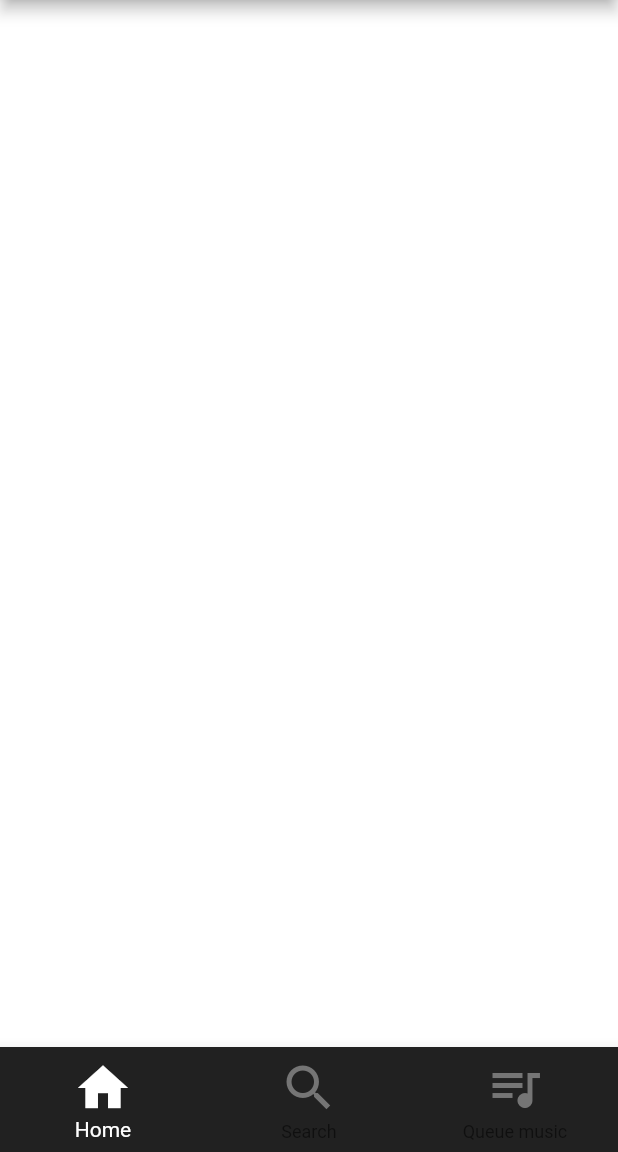
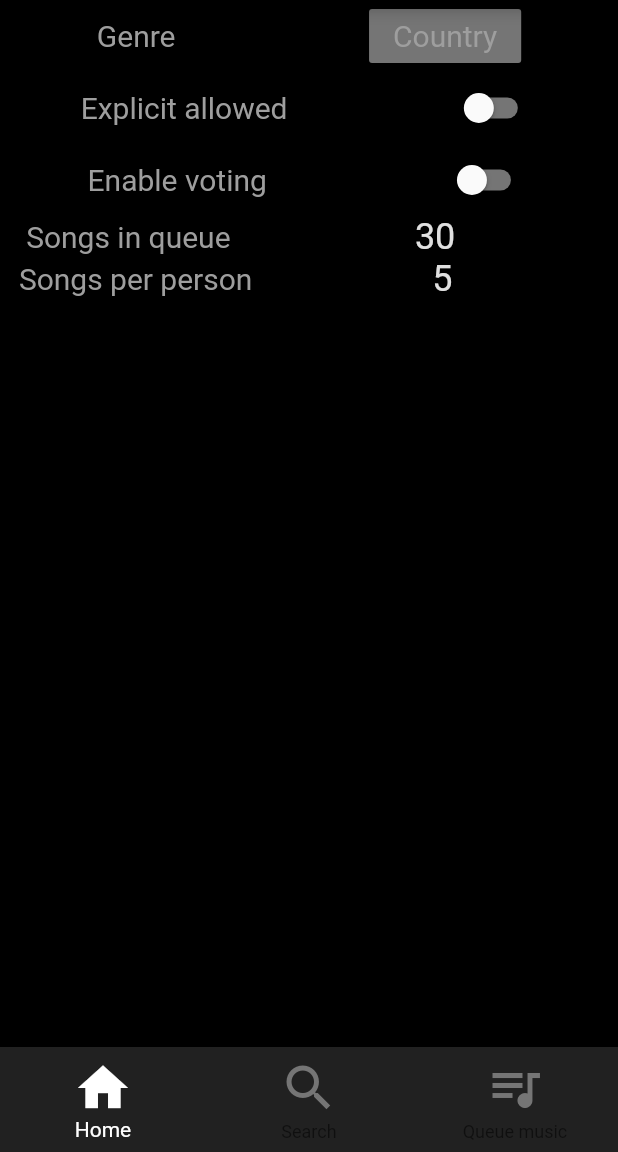
Before and after one commit to NystromAnton/Spotify_Group_Queue, a Flutter app: the screen it shows after launch, on a phone screen of 412 x 824 dp, the part 84-1236 px from its top. Run offline on Flutter 3.47's test engine with Material 2 defaults, Android fonts, the phone set to English and light mode, and no system bars.

Commit message:
Housepage ugly but works

```diff
--- a/spotify-playback-flutter/design_house_page/lib/home_widget.dart
+++ b/spotify-playback-flutter/design_house_page/lib/home_widget.dart
@@ -1,5 +1,7 @@
 import 'placeholder_widget.dart';
 import 'package:flutter/material.dart';
+
+import './housepage.dart';
 
 class Home extends StatefulWidget {
   @override
@@ -12,7 +14,7 @@ class _HomeState extends State<Home> {
   int _currentIndex = 0;
   final List<Widget> _children = [
     // Tillfälliga widget tills vi fixat sidorna
-    PlaceholderWidget(Colors.white, ),
+    HousePage(),
     PlaceholderWidget(Colors.black),
     PlaceholderWidget(Colors.yellow)
   ];
@@ -36,7 +38,7 @@ class _HomeState extends State<Home> {
                     new Icon(Icons.home, color: Theme.of(context).buttonColor),
                 activeIcon: Icon(Icons.home),
                 title: new Text('Home',
-                    style: TextStyle(
+                    style: TextStyle( // Change the text color
                         color: _currentIndex == 0
                             ? Colors.white
                             : Theme.of(context).buttonColor)),
@@ -46,7 +48,7 @@ class _HomeState extends State<Home> {
                     color: Theme.of(context).buttonColor),
                 activeIcon: Icon(Icons.search),
                 title: new Text('Search',
-                    style: TextStyle(
+                    style: TextStyle( // Change the text color
                         color: _currentIndex == 1
                             ? Colors.white
                             : Theme.of(context).buttonColor)),
@@ -56,7 +58,7 @@ class _HomeState extends State<Home> {
                       color: Theme.of(context).buttonColor),
                   activeIcon: Icon(Icons.queue_music),
                   title: Text('Queue music',
-                      style: TextStyle(
+                      style: TextStyle( // Change the text color
                           color: _currentIndex == 2
                               ? Colors.white
                               : Theme.of(context).buttonColor)))
--- /dev/null
+++ b/spotify-playback-flutter/design_house_page/lib/housepage.dart
@@ -0,0 +1,115 @@
+import 'package:flutter/material.dart';
+
+class HousePage extends StatefulWidget {
+  @override
+  State<StatefulWidget> createState() {
+    return _HouseState();
+  }
+}
+
+class _HouseState extends State<HousePage> {
+  bool _explicitAllowed;
+  bool _votingEnabled;
+  String _selectedGenre;
+  int _maxQSize;
+  int _songsPerPerson;
+
+  @override
+  Widget build(BuildContext context) {
+    return Scaffold(
+      backgroundColor: Theme.of(context).backgroundColor,
+      body: ListView(
+        children: <Widget>[
+          Theme(
+              data: Theme.of(context),
+              child: Column(
+                mainAxisAlignment: MainAxisAlignment.spaceAround,
+                children: <Widget>[
+                  Row(
+                    mainAxisAlignment: MainAxisAlignment.spaceAround,
+                    children: <Widget>[
+                      Text("Genre",
+                          style: Theme.of(context).textTheme.display1),
+                      RaisedButton(
+                        onPressed: () {},
+                        child: Text(
+                            "Country", // TILLFÄLLIG LÖSNING, SKA ÄNDRAS DYNAMISKT
+                            style: Theme.of(context).textTheme.display1),
+                      )
+                    ],
+                  ),
+                  Row(
+                    mainAxisAlignment: MainAxisAlignment.spaceAround,
+                    children: <Widget>[
+                      Text("Explicit allowed",
+                          style: Theme.of(context).textTheme.display1),
+                      Switch(
+                        activeColor: Theme.of(context).toggleableActiveColor,
+                        inactiveTrackColor: Theme.of(context).buttonColor,
+                        onChanged: (bool value) {
+                          value = !value;
+                        },
+                        value: false,
+                      ),
+                    ],
+                  ),
+                  Row(
+                    mainAxisAlignment: MainAxisAlignment.spaceAround,
+                    children: <Widget>[
+                      Text("Enable voting",
+                          style: Theme.of(context).textTheme.display1),
+                      Switch(
+                        activeColor: Theme.of(context).toggleableActiveColor,
+                        inactiveTrackColor: Theme.of(context).buttonColor,
+                        onChanged: (bool value) {
+                          value = !value;
+                        },
+                        value: false,
+                      ),
+                    ],
+                  ),
+                  Row(
+                    mainAxisAlignment: MainAxisAlignment.spaceAround,
+                    children: <Widget>[
+                      Flexible(
+                        child: Text("Songs in queue",
+                            style: Theme.of(context).textTheme.display1),
+                      ),
+                      Flexible(
+                        child: TextField(
+                          decoration: null,
+                          textAlign: TextAlign.center,
+                          maxLength: 5,
+                          style: Theme.of(context).textTheme.display2,
+                          controller: TextEditingController(text: "30"),
+                          keyboardType: TextInputType.number,
+                        ),
+                      ),
+                    ],
+                  ),
+                  Row(
+                    mainAxisAlignment: MainAxisAlignment.spaceAround,
+                    children: <Widget>[
+                      Flexible(
+                        child: Text("Songs per person",
+                            style: Theme.of(context).textTheme.display1),
+                      ),
+                      Flexible(
+                        child: TextField(
+                          decoration: null,
+                          textAlign: TextAlign.center,
+                          maxLength: 5,
+                          style: Theme.of(context).textTheme.display2,
+                          controller: TextEditingController(text: "5"),
+                          keyboardType: TextInputType.number,
+                        ),
+                      ),
+                    ],
+                  ),
+                ],
+              ))
+        ],
+      ),
+    );
+  }
+}
--- a/spotify-playback-flutter/design_house_page/lib/main.dart
+++ b/spotify-playback-flutter/design_house_page/lib/main.dart
@@ -1,6 +1,5 @@
 import 'package:flutter/material.dart';
 import 'home_widget.dart';
-import 'main.dart';
 
 void main() => runApp(App());
 
@@ -12,9 +11,18 @@ class App extends StatelessWidget {
       title: 'hello',
       theme: ThemeData(
           backgroundColor: Colors.black,
-          canvasColor: Colors.grey[900],
-          buttonColor: Colors.grey[600],
-          textTheme: TextTheme(button: TextStyle(color: Colors.white))),
+          canvasColor: Colors.grey[900], // Nav bar background
+          toggleableActiveColor: Colors.green[600],
+          buttonColor: Colors.grey[600], // Nav bar buttons
+          textTheme: TextTheme(
+              display1: TextStyle( // House page text
+                fontSize: 20.0,
+                color: Colors.grey[500]),
+              display2: TextStyle( // House page input text
+                fontSize: 24.0,
+                color: Colors.grey[300],
+              ),
+              button: TextStyle(color: Colors.white))),
       home: Home(),
     );
   }
```
